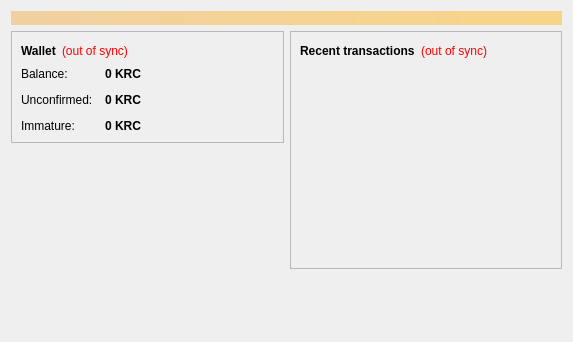
Above: src/qt/forms/overviewpage.ui from Kronecoin/Kronecoin before the change. Below: the same form after it.
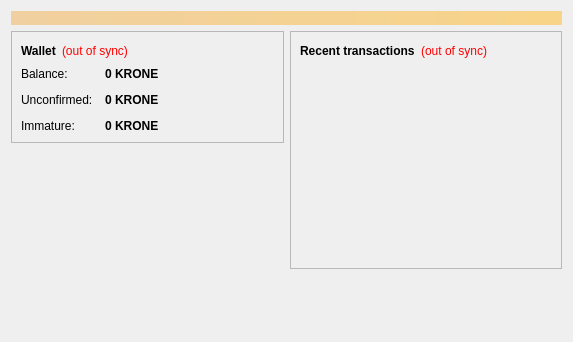
That is the form after the change. Icons and pictures are not drawn.

Patch:
```diff
--- a/src/qt/forms/overviewpage.ui
+++ b/src/qt/forms/overviewpage.ui
@@ -122,7 +122,7 @@
                <string>Your current balance</string>
               </property>
               <property name="text">
-               <string notr="true">0 KRC</string>
+               <string notr="true">0 KRONE</string>
               </property>
               <property name="textInteractionFlags">
                <set>Qt::LinksAccessibleByMouse|Qt::TextSelectableByKeyboard|Qt::TextSelectableByMouse</set>
@@ -151,7 +151,7 @@
                <string>Total of transactions that have yet to be confirmed, and do not yet count toward the current balance</string>
               </property>
               <property name="text">
-               <string notr="true">0 KRC</string>
+               <string notr="true">0 KRONE</string>
               </property>
               <property name="textInteractionFlags">
                <set>Qt::LinksAccessibleByMouse|Qt::TextSelectableByKeyboard|Qt::TextSelectableByMouse</set>
@@ -177,7 +177,7 @@
                <string>Mined balance that has not yet matured</string>
               </property>
               <property name="text">
-               <string notr="true">0 KRC</string>
+               <string notr="true">0 KRONE</string>
               </property>
               <property name="textInteractionFlags">
                <set>Qt::LinksAccessibleByMouse|Qt::TextSelectableByKeyboard|Qt::TextSelectableByMouse</set>
```
